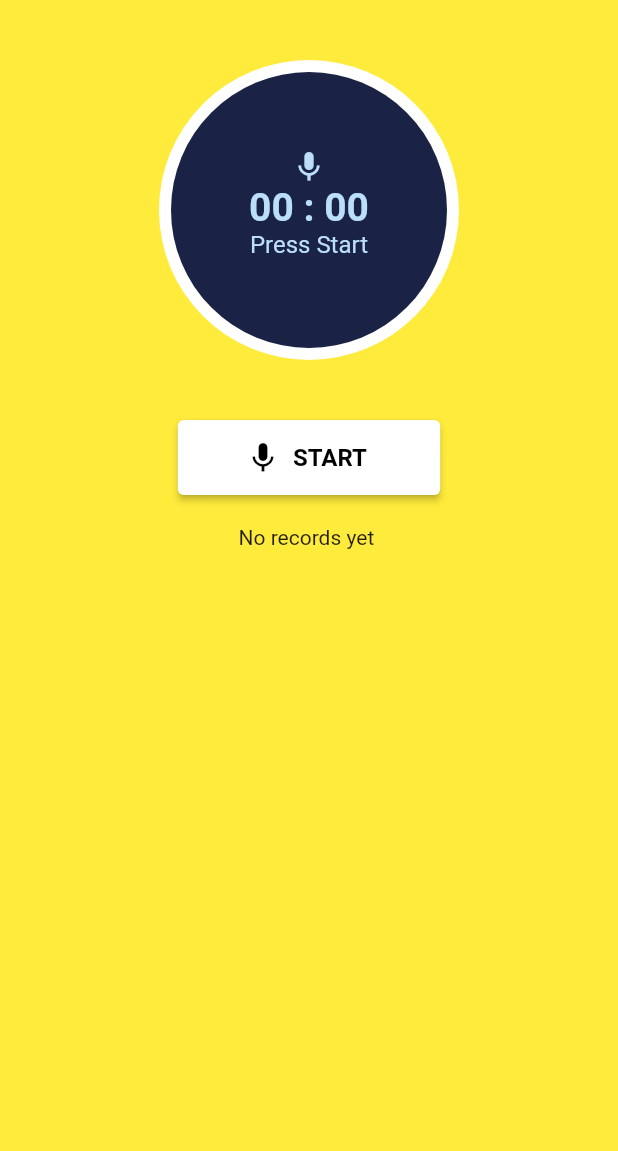
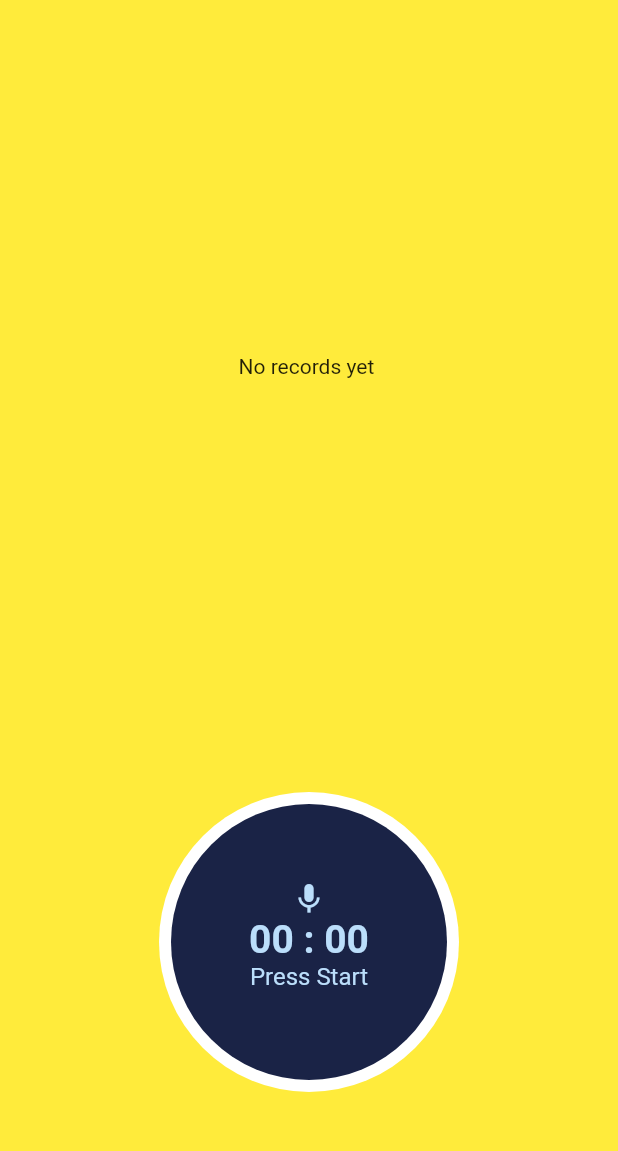
Before and after one commit to KasunHasanga/flutter_voice_recorder, a Flutter app: the screen it shows after launch, on a phone screen of 412 x 824 dp, the part 84-1235 px from its top. Run offline on Flutter 3.47's test engine with Material 2 defaults, Android fonts, the phone set to English and light mode, and no system bars; drawn by our look-alikes of avatar_glow; our stand-ins replace flutter_slidable, just_audio, permission_handler, rxdart, share_plus; missing offline and left inert: audio_session, flutter_sound.

Commit message:
show recorder name on playing page, get recorder view to down of page

```diff
--- a/lib/main.dart
+++ b/lib/main.dart
@@ -18,7 +18,7 @@ class MyApp extends StatelessWidget {
   @override
   Widget build(BuildContext context) {
     return MaterialApp(
-      title: 'Flutter Demo',
+      title: 'Audio Recorder',
       theme: ThemeData(
         primarySwatch: Colors.blue,
       ),
@@ -75,44 +75,27 @@ class _HomePageState extends State<HomePage> {
         centerTitle: true,
         elevation: 0,
       ),
-      body: SingleChildScrollView(
+      body: Column(
+        // crossAxisAlignment: CrossAxisAlignment.center,
+        mainAxisAlignment: MainAxisAlignment.spaceBetween,
+        children: [
+          Flexible(
+            flex: 1,
+            child: RecordListView(
+              records: records,
+            ),
+          ),
+          SizedBox(
+            height: 280,
             child: Column(
-          crossAxisAlignment: CrossAxisAlignment.center,
-          mainAxisAlignment: MainAxisAlignment.center,
               children: [
-
-            AvatarGlow(
-              glowColor: Colors.white,
-              endRadius: 140.0,
-              duration: Duration(milliseconds: 200),
-              animate: recorder.isRecording?true:false,
-              repeatPauseDuration: Duration(milliseconds: 100),
-              child: CircleAvatar(
-                radius: 100,
-                backgroundColor: Colors.white,
-                child: CircleAvatar(
-                  backgroundColor: Colors.indigo.shade900.withBlue(70),
-                  child: Column(
-                    mainAxisAlignment: MainAxisAlignment.center,
-                    children: [
-                      Icon(Icons.mic),
-                      TimerWidget(controller: timerController,),
-                        SizedBox(height: 8,),
-
+                recodingWidget(),
+                // buildStart(),
               ],
-                  ),
-                  radius: 92.0,
-                ),
             ),
           ),
 
-            buildStart(),
-            SizedBox(height: 20,),
-            RecordListView(
-              records: records,
-            ),
         ],
-        ),
       ),
     );
   }
@@ -126,19 +109,23 @@ class _HomePageState extends State<HomePage> {
       setState(() {});
     });
   }
-  Widget buildStart() {
-
+  Widget recodingWidget(){
     final isRecording =recorder.isRecording;
     final icon =isRecording ?Icons.stop :Icons.mic;
     final text =isRecording ? 'STOP': 'START';
     final primary =isRecording? Colors.red :Colors.white;
     final onPrimary =isRecording ?Colors.white:Colors.black;
-    return ElevatedButton.icon(
-        style: ElevatedButton.styleFrom(
-            minimumSize: const Size(175, 50),
-            primary: primary,
-            onPrimary: onPrimary),
-        onPressed: ()  async{
+    return AvatarGlow(
+      glowColor: Colors.white,
+      endRadius: 140.0,
+      duration: Duration(milliseconds: 200),
+      animate: recorder.isRecording?true:false,
+      repeatPauseDuration: Duration(milliseconds: 100),
+      child: CircleAvatar(
+        radius: 100,
+        backgroundColor: Colors.white,
+        child: GestureDetector(
+          onTap: ()  async{
             // bool isPermissionOk=await recorder.checkMicrophonePermission();
             // if (isPermissionOk){
             await recorder.toggleRecording();
@@ -156,10 +143,21 @@ class _HomePageState extends State<HomePage> {
             // }
 
           },
-        icon: Icon(icon),
-        label: Text(
-          text,
-          style: const TextStyle(fontSize: 16, fontWeight: FontWeight.bold),
-        ));
+          child: CircleAvatar(
+            backgroundColor: Colors.indigo.shade900.withBlue(70),
+            child: Column(
+              mainAxisAlignment: MainAxisAlignment.center,
+              children: [
+                Icon(icon),
+                TimerWidget(controller: timerController,),
+                SizedBox(height: 8,),
+
+              ],
+            ),
+            radius: 92.0,
+          ),
+        ),
+      ),
+    );
   }
 }
--- a/lib/widget/recorderSingleView.dart
+++ b/lib/widget/recorderSingleView.dart
@@ -1,14 +1,14 @@
 import 'common.dart';
 import 'package:audio_session/audio_session.dart';
 import 'package:flutter/material.dart';
-import 'package:flutter/services.dart';
 import 'package:just_audio/just_audio.dart';
 import 'package:rxdart/rxdart.dart';
 
 
 class SingleRecordingView extends StatefulWidget {
   final String record;
-  const SingleRecordingView({ Key? key,
+  final String recoderName;
+  const SingleRecordingView({ Key? key,required this.recoderName,
     required this.record}): super(key: key);
   @override
   _SingleRecordingViewState createState() => _SingleRecordingViewState();
@@ -61,7 +61,7 @@ class _SingleRecordingViewState extends State<SingleRecordingView> with WidgetsB
   Widget build(BuildContext context) {
     return Scaffold(
       appBar: AppBar(
-        title: Text(widget.record),
+        title: Text(widget.recoderName),
       ),
         body: Column(
           crossAxisAlignment: CrossAxisAlignment.center,
```
Also changed, not shown: lib/widget/recorder_list_view.dart (+5 -74 lines). Lines whose indentation alone changed are shown as unchanged.
